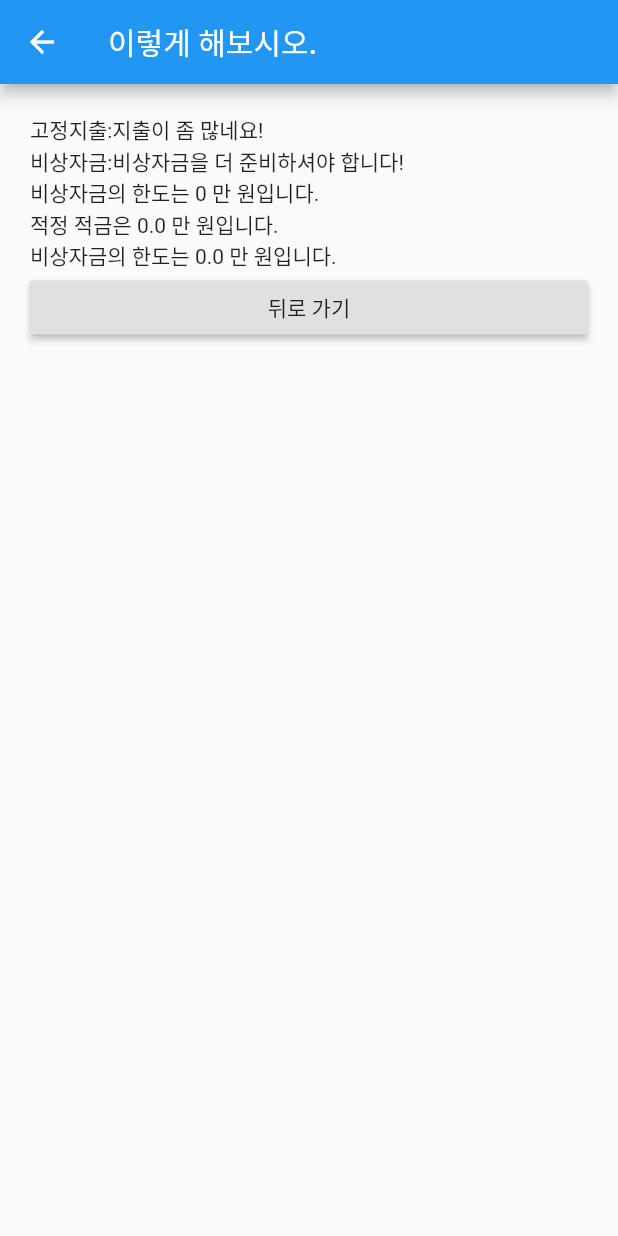
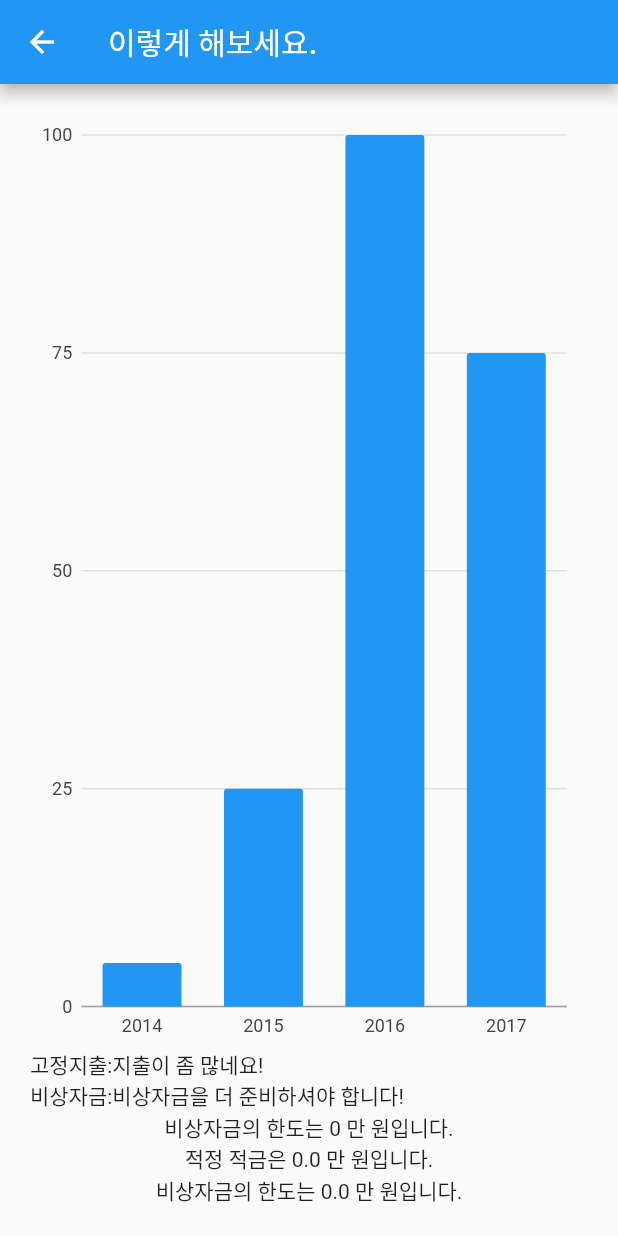
Before and after one commit to roseline124/cashflow-20, a Flutter app: the CashFlowGuide screen opened directly with empty values, on a phone screen of 412 x 824 dp. Run offline on Flutter 3.47's test engine with Material 2 defaults, Android fonts, the phone set to English and light mode, and no system bars; our stand-ins replace charts_flutter.

Commit message:
Add SimpleBar Chart

```diff
--- /dev/null
+++ b/lib/cashflowChart.dart
@@ -0,0 +1,52 @@
+import 'package:charts_flutter/flutter.dart' as charts;
+import 'package:flutter/material.dart';
+
+class SimpleBarChart extends StatelessWidget {
+  final List<charts.Series> seriesList;
+  final bool animate;
+
+  SimpleBarChart(this.seriesList, {this.animate});
+
+  /// Creates a [BarChart] with sample data and no transition.
+  factory SimpleBarChart.withSampleData() {
+    return new SimpleBarChart(
+      _createSampleData(),
+    );
+  }
+
+  @override
+  Widget build(BuildContext context) {
+    return new charts.BarChart(
+      seriesList,
+      animate: animate,
+    );
+  }
+
+  /// Create one series with sample hard coded data.
+  static List<charts.Series<OrdinalSales, String>> _createSampleData() {
+    final data = [
+      new OrdinalSales('2014', 5),
+      new OrdinalSales('2015', 25),
+      new OrdinalSales('2016', 100),
+      new OrdinalSales('2017', 75),
+    ];
+
+    return [
+      new charts.Series<OrdinalSales, String>(
+        id: 'Sales',
+        colorFn: (_, __) => charts.MaterialPalette.blue.shadeDefault,
+        domainFn: (OrdinalSales sales, _) => sales.year,
+        measureFn: (OrdinalSales sales, _) => sales.sales,
+        data: data,
+      )
+    ];
+  }
+}
+
+/// Sample ordinal data type.
+class OrdinalSales {
+  final String year;
+  final int sales;
+
+  OrdinalSales(this.year, this.sales);
+}
--- a/lib/cashflowGuide.dart
+++ b/lib/cashflowGuide.dart
@@ -1,4 +1,6 @@
 import 'package:flutter/material.dart';
+
+import 'cashflowChart.dart';
 
 class CashFlowGuide extends StatelessWidget {
   CashFlowGuide(
@@ -27,10 +29,11 @@ class CashFlowGuide extends StatelessWidget {
     final insuranceAmount = totalIncome / 10;
 
     return Scaffold(
-      appBar: AppBar(title: Text('이렇게 해보시오.')),
+      appBar: AppBar(title: Text('이렇게 해보세요.')),
       body: Container(
         padding: EdgeInsets.all(20.0),
-        child: ListView(scrollDirection: Axis.vertical, children: <Widget>[
+        child: Column(children: <Widget>[
+          Expanded(child: SimpleBarChart.withSampleData()),
           Row(
             children: <Widget>[
               Text('고정지출:'),
@@ -51,12 +54,6 @@ class CashFlowGuide extends StatelessWidget {
           Text('비상자금의 한도는 $maxEmergencyFund 만 원입니다.'),
           Text('적정 적금은 $savingsAmount 만 원입니다.'),
           Text('비상자금의 한도는 $insuranceAmount 만 원입니다.'),
-
-          // TODO:: 최상단 좌측에 버튼으로 변경하기
-          RaisedButton(
-            onPressed: () => Navigator.pop(context),
-            child: Text('뒤로 가기'),
-          ),
         ]),
       ),
     );
```
Also changed, not shown: pubspec.yaml (+2 -7 lines), pubspec.lock, 2 other files.
